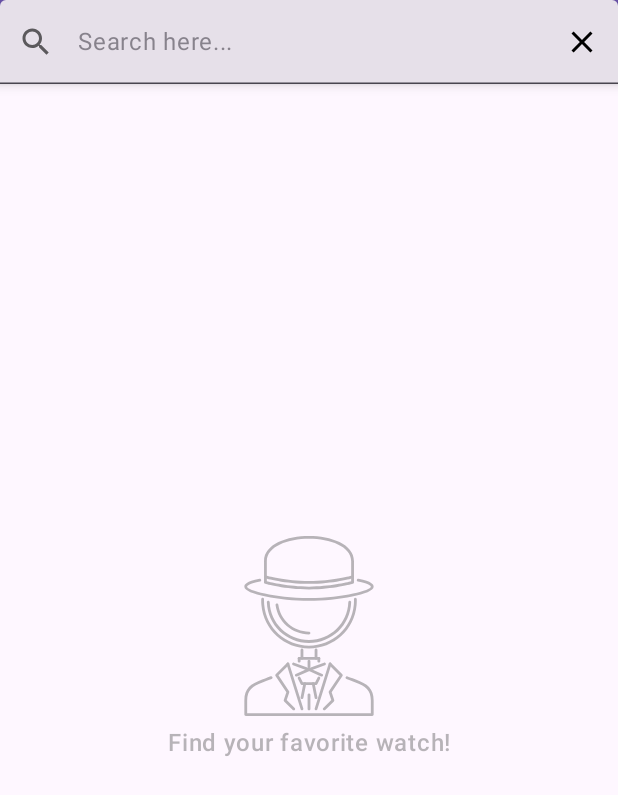
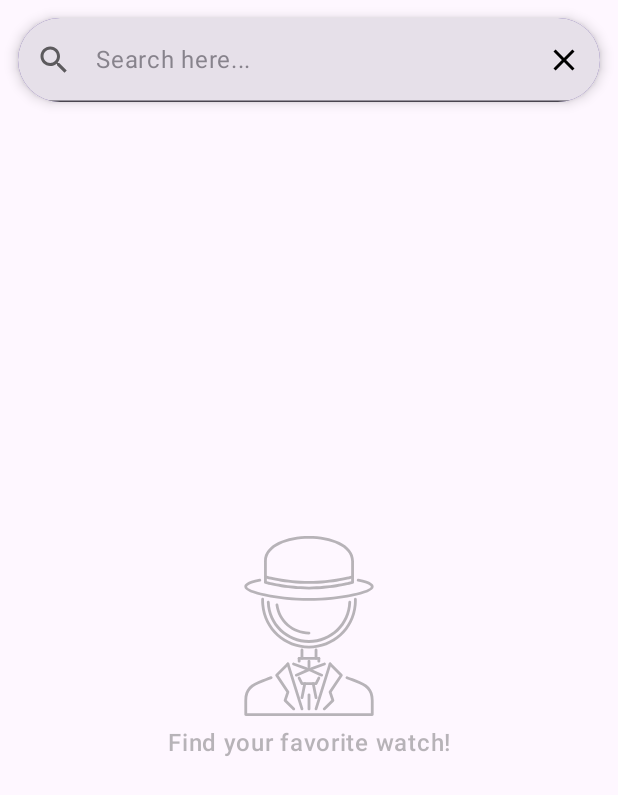
Before and after one commit to pluzarev-nemanja/UpTime, an Android app built with Jetpack Compose: the composable SearchScreen shown on its own in the app's theme, on a phone screen of 412 x 824 dp. Shown: the top 795 px of the screen. Run offline under Robolectric (Android 15) with nearby library versions, the phone set to English and light mode, and no system bars; our stand-ins replace Dagger/Hilt's generated code, paging; libraries missing offline, so code that uses them is left out: com.exyte.animatednavbar; pictures from the network do not load.

Commit message:
Search widget update design

```diff
--- a/app/src/main/java/com/kumcompany/uptime/presentation/screens/search/SearchTopBar.kt
+++ b/app/src/main/java/com/kumcompany/uptime/presentation/screens/search/SearchTopBar.kt
@@ -2,6 +2,8 @@ package com.kumcompany.uptime.presentation.screens.search
 
 import androidx.compose.foundation.layout.fillMaxWidth
 import androidx.compose.foundation.layout.height
+import androidx.compose.foundation.layout.padding
+import androidx.compose.foundation.shape.RoundedCornerShape
 import androidx.compose.foundation.text.KeyboardActions
 import androidx.compose.foundation.text.KeyboardOptions
 import androidx.compose.material.ContentAlpha
@@ -21,6 +23,7 @@ import androidx.compose.ui.semantics.contentDescription
 import androidx.compose.ui.semantics.semantics
 import androidx.compose.ui.text.input.ImeAction
 import androidx.compose.ui.unit.dp
+import com.exyte.animatednavbar.animation.indendshape.shapeCornerRadius
 
 @Composable
 fun SearchTopBar(
@@ -46,13 +49,15 @@ fun SearchWidget(
     Surface(
         modifier = Modifier
             .fillMaxWidth()
+            .padding(12.dp)
             .height(56.dp)
             .semantics {
                 contentDescription = "SearchWidget"
             },
         shadowElevation = 5.dp,
-        color = MaterialTheme.colorScheme.primary
-    ) {
+        color = MaterialTheme.colorScheme.primary,
+        shape = RoundedCornerShape(34.dp),
+        ) {
         TextField(
             modifier = Modifier
                 .fillMaxWidth()
```
